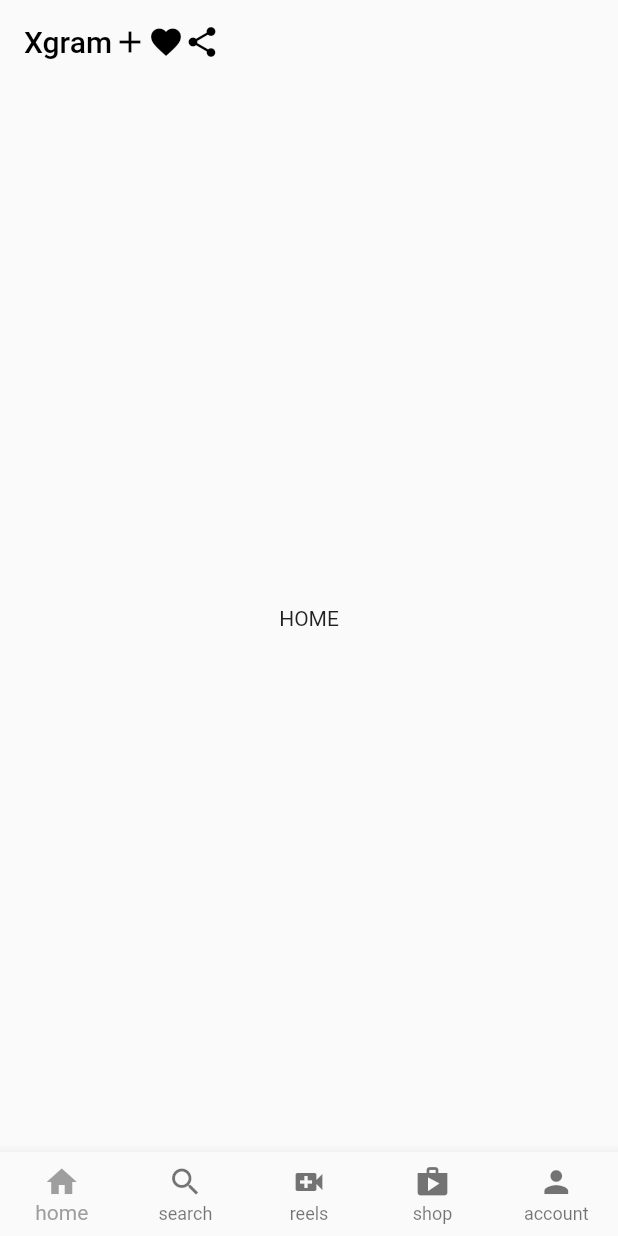
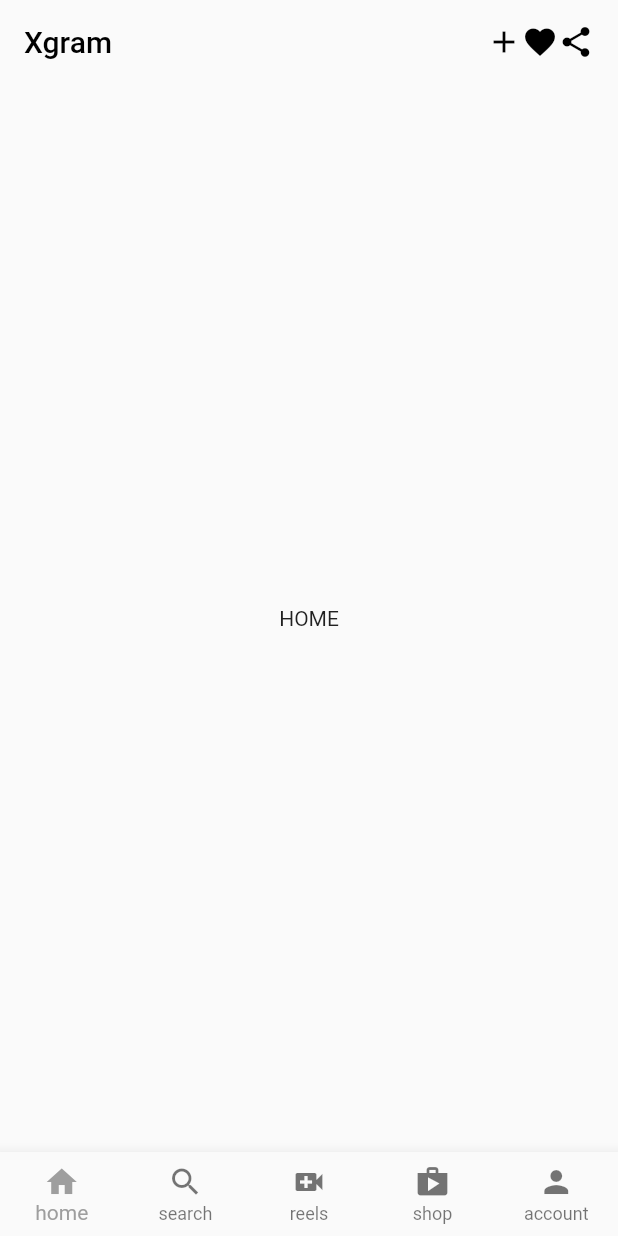
Before and after one commit to jksan-jp/xgram, a Flutter app: the screen it shows after launch, on a phone screen of 412 x 824 dp. Run offline on Flutter 3.47's test engine with Material 2 defaults, Android fonts, the phone set to English and light mode, and no system bars.

Commit message:
appBarアイコンスタイルの修正

```diff
--- a/lib/pages/home.dart
+++ b/lib/pages/home.dart
@@ -9,11 +9,19 @@ class UserHome extends StatelessWidget {
       appBar: AppBar(
         backgroundColor: Colors.transparent,
         elevation: 0,
-        title: Row(children: const [
-          Text('Xgram'),
-          Icon(Icons.add),
-          Icon(Icons.favorite),
-          Icon(Icons.share),
+        title:
+            Row(mainAxisAlignment: MainAxisAlignment.spaceBetween, children: [
+          const Text(
+            'Xgram',
+            style: TextStyle(color: Colors.black),
+          ),
+          Row(
+            children: const [
+              Icon(Icons.add),
+              Icon(Icons.favorite),
+              Icon(Icons.share),
+            ],
+          )
         ]),
       ),
       body: const Center(child: Text('HOME')),
```
